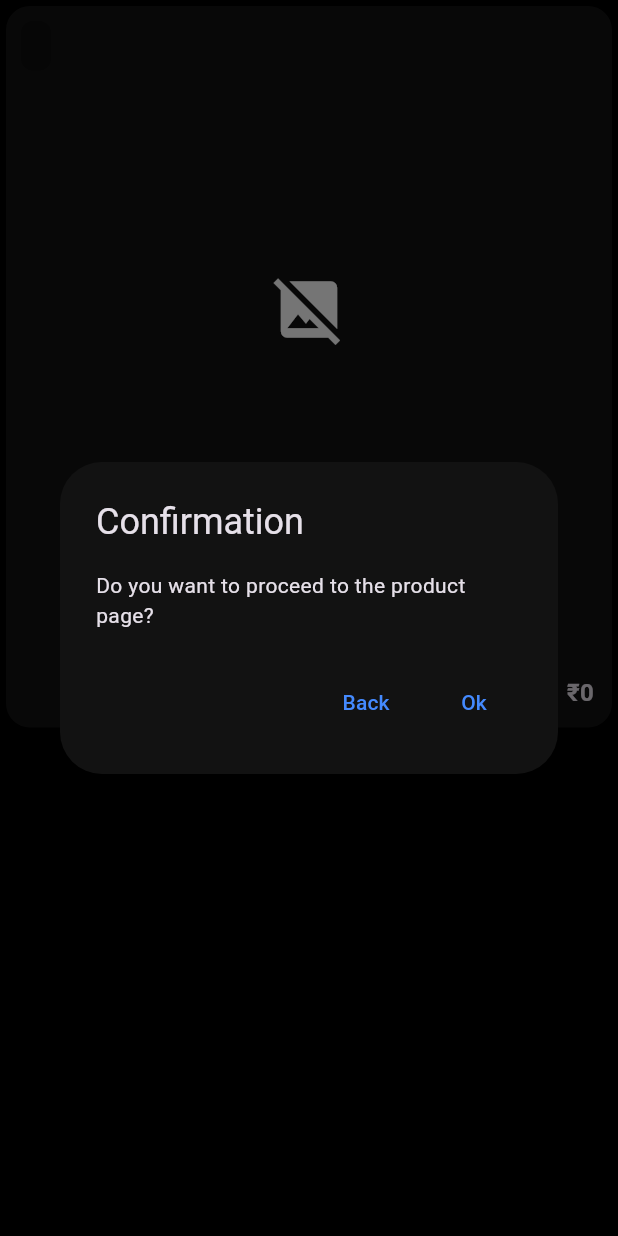
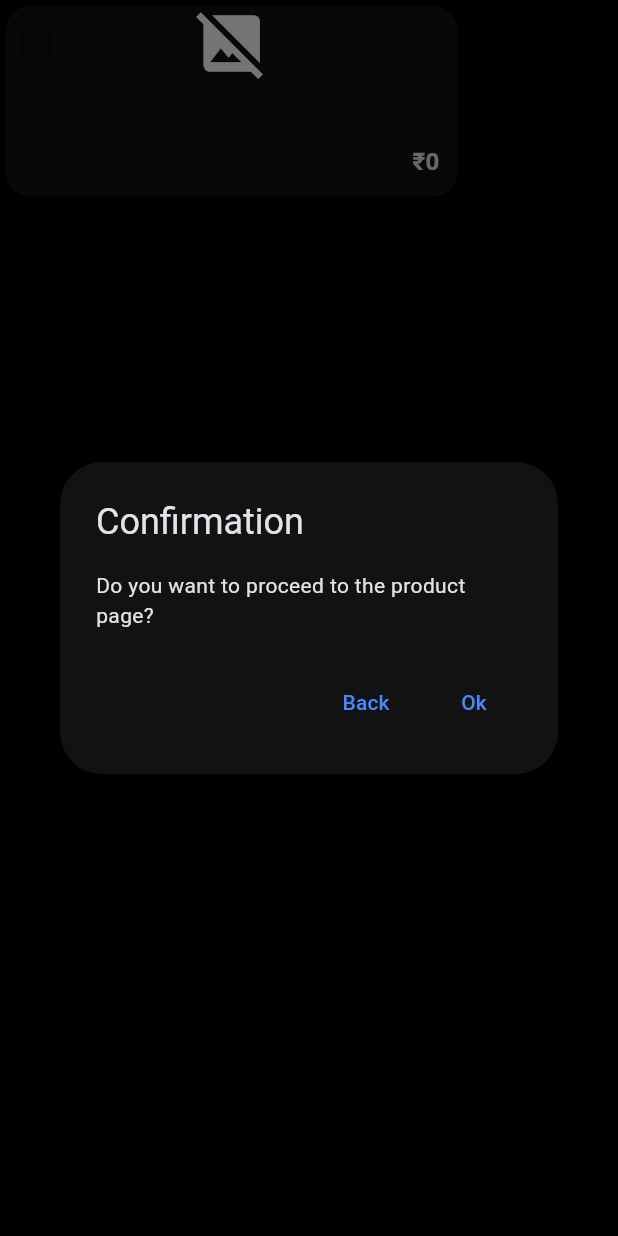
Before and after one commit to h4636oh/assistant-frontend, a Flutter app: the FashionShopping widget shown alone on an empty page, opened directly with empty values, after a tap on an icon or button, on a phone screen of 412 x 824 dp. Run offline on Flutter 3.47's test engine with Material 3 defaults, Android fonts, the phone set to English and light mode, and no system bars; drawn by our look-alikes of flutter_animate; network calls fail.

Commit message:
set fashion card to 3/4 width and changed size of image

```diff
--- a/lib/card/fassion_shopping.dart
+++ b/lib/card/fassion_shopping.dart
@@ -18,7 +18,7 @@
     required this.productUrl,
   });
 
-  Future<void> _launchURL(BuildContext context) async {
+  Future<void> _launchURL() async {
     final Uri uri = Uri.parse(productUrl);
     if (await canLaunchUrl(uri)) {
       await launchUrl(uri, mode: LaunchMode.externalApplication);
@@ -53,11 +53,12 @@
           },
         ).then((confirmed) {
           if (confirmed == true) {
-            // ignore: use_build_context_synchronously
-            _launchURL(context);
+            _launchURL();
           }
         });
       },
+      child: FractionallySizedBox(
+        widthFactor: 0.75, // 3/4 of the viewport width
         child: Card(
           shape: RoundedRectangleBorder(
             borderRadius: BorderRadius.circular(16.0),
@@ -71,16 +72,14 @@
                 children: [
                   ClipRRect(
                     borderRadius: BorderRadius.circular(16.0),
-                  child: AspectRatio(
-                    aspectRatio: 1, // Ensures image fits properly
                     child: Image.network(
                       imageUrl,
                       width: double.infinity,
+                      height: 300, // Reduced image height
                       fit: BoxFit.cover,
                       errorBuilder: (context, error, stackTrace) {
                         return const Center(child: Icon(Icons.image_not_supported, size: 50));
                       },
-                    ),
                     ),
                   ),
                   const SizedBox(height: 12),
@@ -133,6 +132,7 @@
             ],
           ).animate().fade(duration: 500.ms).slideY(),
         ),
+      ),
     );
   }
 }
```
Also changed, not shown: lib/main.dart (+20 -0 lines). Lines whose indentation alone changed are shown as unchanged.
